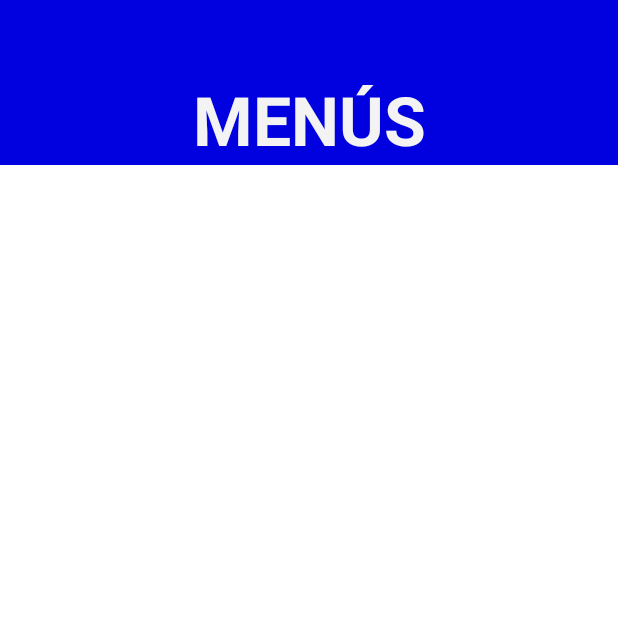
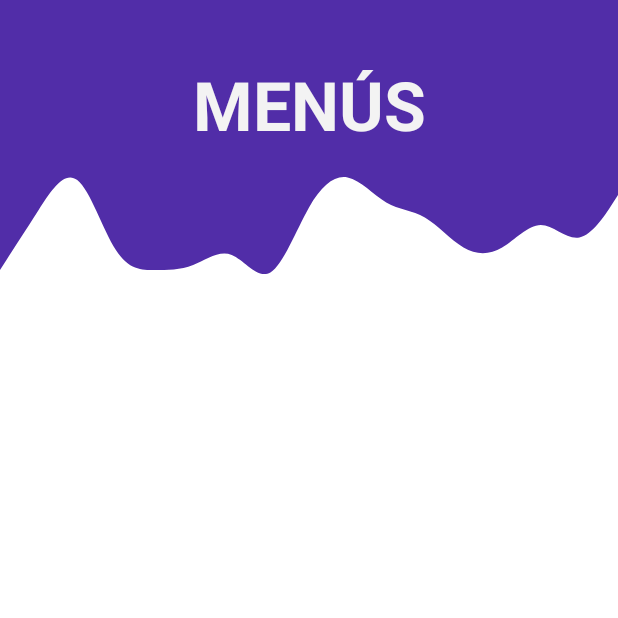
Before and after one commit to fran11sv/Grupo10DAM, an Android app: the MenuGridview screen opened directly, with no data from a screen before it, on a phone screen of 412 x 824 dp, the top half of it. Run offline under Robolectric (Android 15) with nearby library versions, the phone set to English and light mode, and no system bars; libraries missing offline, so code that uses them is left out: com.loopj.android, cz.msebera.android; 2 statements that could not run were skipped.

Commit message:
Decore Menus, Platos y todas las pantallas estan verticales

```diff
--- a/app/src/main/AndroidManifest.xml
+++ b/app/src/main/AndroidManifest.xml
@@ -13,8 +13,8 @@
         android:roundIcon="@mipmap/ic_launcher_round"
         android:supportsRtl="true"
         android:theme="@style/Theme.Grupo10DAM">
-        <activity android:name=".ElementoDetallado"></activity>
-        <activity android:name=".MenuListview" />
+        <activity android:name=".ElementoDetallado" android:screenOrientation="portrait"></activity>
+        <activity android:name=".MenuListview" android:screenOrientation="portrait"/>
         <activity android:name=".MenuGridview" android:screenOrientation="portrait" />
         <activity android:name=".Registrarse" android:screenOrientation="portrait"/>
         <activity android:name=".MenuPrincipal" />
--- a/app/src/main/res/layout/activity_menu_gridview.xml
+++ b/app/src/main/res/layout/activity_menu_gridview.xml
@@ -7,10 +7,11 @@
     android:orientation="vertical"
     android:layout_gravity="center"
     tools:context=".MenuGridview">
+
     <LinearLayout
         android:layout_width="match_parent"
-        android:layout_height="110sp"
-        android:background="#0101DF">
+        android:layout_height="100dp"
+        android:background="@color/dark_primary_purple">
         <TextView
             android:layout_width="match_parent"
             android:layout_height="match_parent"
@@ -20,6 +21,13 @@
             android:textColor="#F3F3F3"
             android:textSize="45sp"
             android:text="@string/txtMenus"/>
+
+    </LinearLayout>
+    <LinearLayout
+        android:layout_width="match_parent"
+        android:layout_height="100dp"
+        android:background="@drawable/wave">
+
     </LinearLayout>
     <GridView
         android:numColumns="2"
--- a/app/src/main/res/layout/formato_gridview.xml
+++ b/app/src/main/res/layout/formato_gridview.xml
@@ -8,7 +8,7 @@
     android:layout_gravity="center"
     android:orientation="vertical"
     android:padding="8sp"
-    android:background="#FFC15A">
+    android:background="@color/dark_primary_purple">
     <TextView
         android:id="@+id/txtMenu"
         android:layout_width="wrap_content"
--- a/app/src/main/res/layout/formato_listview.xml
+++ b/app/src/main/res/layout/formato_listview.xml
@@ -7,9 +7,10 @@
     android:layout_height="wrap_content"
     android:layout_gravity="center"
     android:orientation="horizontal"
-    android:background="#FFC15A"
     android:padding="5sp"
-    tools:context=".MenuListview">
+    android:background="@color/dark_primary_purple"
+    tools:context=".MenuListview"
+    >
     <LinearLayout
         android:layout_width="match_parent"
         android:layout_height="wrap_content"
--- a/app/src/main/res/values/strings.xml
+++ b/app/src/main/res/values/strings.xml
@@ -9,5 +9,5 @@
     <string name="btnSuma"> + </string>
     <string name="btnResta"> - </string>
     <string name="txtMenus"> MENÚS </string>
-    <string name="txtPlatos"> PLATOS POR MENÚ </string>
+    <string name="txtPlatos"> PLATOS </string>
 </resources>
```
Also changed, not shown: app/src/main/res/layout/activity_menu_listview.xml (+8 -2 lines). Lines whose indentation alone changed are shown as unchanged.
